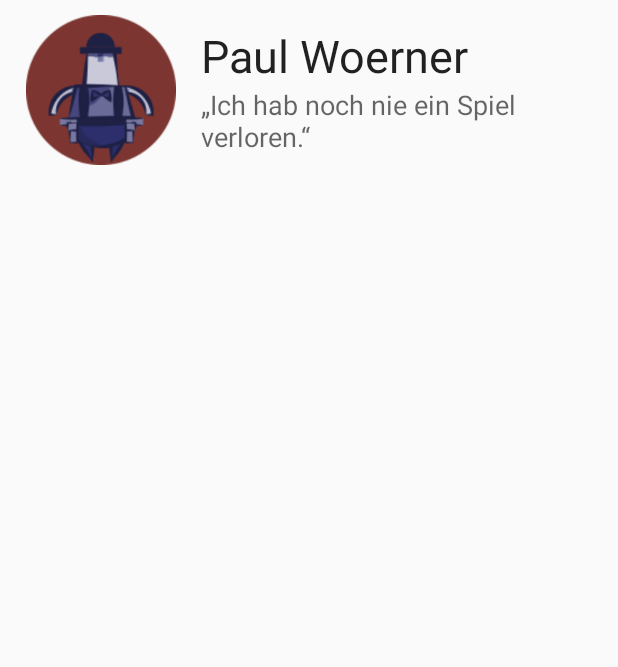
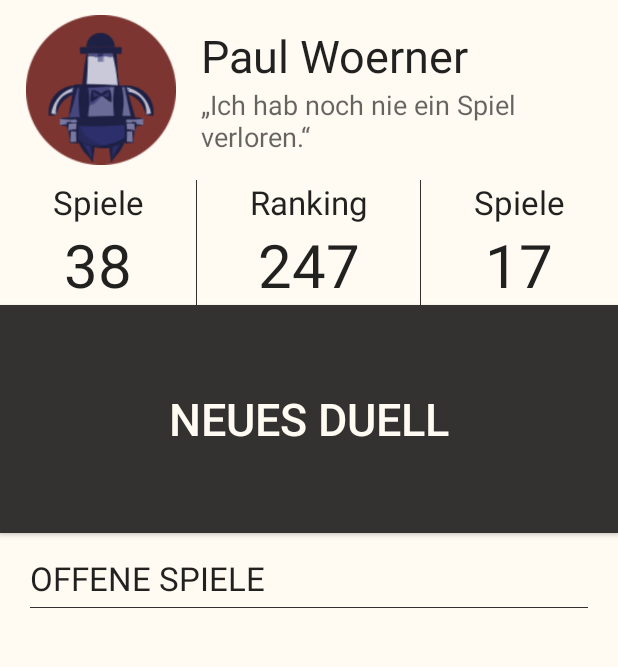
Before and after one commit to yannickschuchmann/peng-android, an Android app: the screen it shows after launch (MainActivity), on a phone screen of 412 x 824 dp, the part 168-835 px from its top. Run offline under Robolectric (Android 15) with nearby library versions, the light colour scheme and no system bars.

Commit message:
added design to main activity

```diff
--- /dev/null
+++ b/app/src/main/res/drawable/border_bottom.xml
@@ -0,0 +1,13 @@
+<?xml version="1.0" encoding="utf-8"?>
+<layer-list xmlns:android="http://schemas.android.com/apk/res/android">
+    <item>
+        <shape android:shape="rectangle">
+            <solid android:color="@color/theme_primary" />
+        </shape>
+    </item>
+    <item android:bottom="1dp">
+        <shape android:shape="rectangle">
+            <solid android:color="@color/theme_window_background" />
+        </shape>
+    </item>
+</layer-list>
--- /dev/null
+++ b/app/src/main/res/drawable/border_right.xml
@@ -0,0 +1,13 @@
+<?xml version="1.0" encoding="utf-8"?>
+<layer-list xmlns:android="http://schemas.android.com/apk/res/android">
+    <item>
+        <shape android:shape="rectangle">
+            <solid android:color="@color/theme_primary" />
+        </shape>
+    </item>
+    <item android:right="1dp">
+        <shape android:shape="rectangle">
+            <solid android:color="@color/theme_window_background" />
+        </shape>
+    </item>
+</layer-list>
--- a/app/src/main/res/layout/activity_main.xml
+++ b/app/src/main/res/layout/activity_main.xml
@@ -16,15 +16,15 @@
                 android:textColor="@color/theme_text_light"
                 android:layout_height="wrap_content"/>
     </android.support.v7.widget.Toolbar>
-    <LinearLayout
-            android:orientation="vertical"
-            android:layout_width="fill_parent"
-            android:layout_height="fill_parent"
-            android:layout_centerHorizontal="true" android:layout_below="@+id/activity_movies_toolbar">
-        <ScrollView
-                android:layout_width="match_parent"
-                android:layout_height="match_parent"
-                android:id="@+id/scrollView" android:layout_gravity="center_horizontal">
+    <ScrollView
+            android:layout_width="match_parent"
+            android:layout_height="match_parent"
+            android:id="@+id/scrollView" android:layout_gravity="center_horizontal"
+            android:layout_below="@+id/activity_movies_toolbar">
+        <LinearLayout
+                android:orientation="vertical"
+                android:layout_width="fill_parent"
+                android:layout_height="fill_parent">
             <LinearLayout
                     android:orientation="horizontal"
                     android:layout_width="fill_parent"
@@ -36,6 +36,11 @@
                         android:id="@+id/user_image" android:layout_weight="0"
                         android:src="@drawable/dummy_profile" android:adjustViewBounds="false"
                         android:scaleType="centerInside"/>
+                <LinearLayout
+                        android:orientation="horizontal"
+                        android:layout_width="wrap_content"
+                        android:layout_height="match_parent" android:layout_weight="0">
+                </LinearLayout>
                 <LinearLayout
                         android:orientation="vertical"
                         android:layout_width="wrap_content"
@@ -58,7 +63,73 @@
                             android:editable="false"/>
                 </LinearLayout>
             </LinearLayout>
-        </ScrollView>
-    </LinearLayout>
+            <LinearLayout
+                    android:orientation="horizontal"
+                    android:layout_width="fill_parent"
+                    android:layout_height="fill_parent">
+                <LinearLayout
+                        android:orientation="vertical"
+                        android:layout_width="wrap_content"
+                        android:background="@drawable/border_right"
+                        android:layout_height="match_parent" android:layout_weight="1" android:gravity="center">
+                    <TextView
+                            android:layout_width="wrap_content"
+                            android:layout_height="wrap_content"
+                            android:textAppearance="?android:attr/textAppearanceLarge"
+                            android:text="Spiele"
+                            android:id="@+id/user_duels_count"/>
+                    <TextView
+                            android:layout_width="wrap_content"
+                            android:layout_height="wrap_content"
+                            android:textAppearance="?android:attr/textAppearanceLarge"
+                            android:text="38"
+                            android:id="@+id/textView" android:textSize="40dp"/>
+                </LinearLayout>
+                <LinearLayout android:orientation="vertical" android:layout_width="wrap_content"
+                              android:layout_height="match_parent" android:layout_weight="1"
+                              android:background="@drawable/border_right"
+                              android:gravity="center">
+                    <TextView android:layout_width="wrap_content" android:layout_height="wrap_content"
+                              android:textAppearance="?android:attr/textAppearanceLarge" android:text="Ranking"
+                              android:id="@+id/user_ranking"/>
+                    <TextView android:layout_width="wrap_content" android:layout_height="wrap_content"
+                              android:textAppearance="?android:attr/textAppearanceLarge" android:text="247"
+                              android:id="@+id/textView3" android:textSize="40dp"/>
+                </LinearLayout>
+                <LinearLayout android:orientation="vertical" android:layout_width="wrap_content"
+                              android:layout_height="match_parent" android:layout_weight="1"
+                              android:gravity="center">
+                    <TextView android:layout_width="wrap_content" android:layout_height="wrap_content"
+                              android:textAppearance="?android:attr/textAppearanceLarge" android:text="Spiele"
+                              android:id="@+id/user_friends_count"/>
+                    <TextView android:layout_width="wrap_content" android:layout_height="wrap_content"
+                              android:textAppearance="?android:attr/textAppearanceLarge" android:text="17"
+                              android:id="@+id/textView5" android:textSize="40dp"/>
+                </LinearLayout>
+            </LinearLayout>
+            <Button
+                    android:layout_width="fill_parent"
+                    android:layout_height="152dp"
+                    android:text="Neues Duell"
+                    android:id="@+id/buttonNewDuel" android:layout_gravity="center_horizontal"
+                    android:background="@color/theme_primary" android:textColor="@color/theme_text_light"
+                    android:textSize="30dp"/>
+            <LinearLayout
+                    android:orientation="vertical"
+                    android:layout_width="fill_parent"
+                    android:layout_height="fill_parent">
+                <TextView
+                        android:layout_width="fill_parent"
+                        android:layout_height="wrap_content"
+                        android:textAppearance="?android:attr/textAppearanceLarge"
+                        android:text="Offene Spiele"
+                        android:background="@drawable/border_bottom"
+                        android:textAllCaps="true"
+                        android:id="@+id/textView2" android:paddingLeft="0dp"
+                        android:paddingRight="0dp" android:paddingTop="15dp" android:paddingBottom="5dp"
+                        android:layout_marginLeft="20dp" android:layout_marginRight="20dp"/>
+            </LinearLayout>
+        </LinearLayout>
+    </ScrollView>
 
 </RelativeLayout>
--- a/app/src/main/res/values/styles.xml
+++ b/app/src/main/res/values/styles.xml
@@ -2,7 +2,7 @@
 
     <!-- Base application theme. -->
     <style name="AppTheme" parent="Theme.AppCompat.Light">
-        <!-- Customize your theme here. -->
+        <item name="android:windowBackground">@color/theme_window_background</item>
     </style>
 
 </resources>
```
Also changed, not shown: 2 other files.
